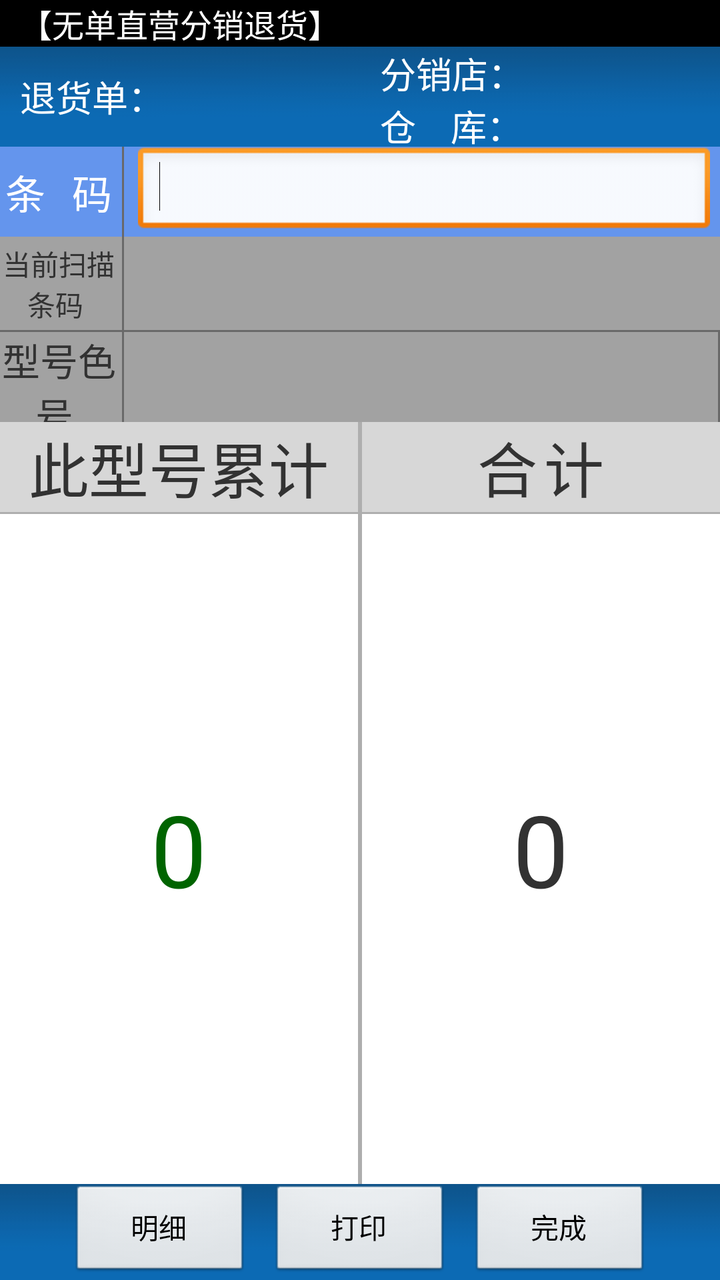
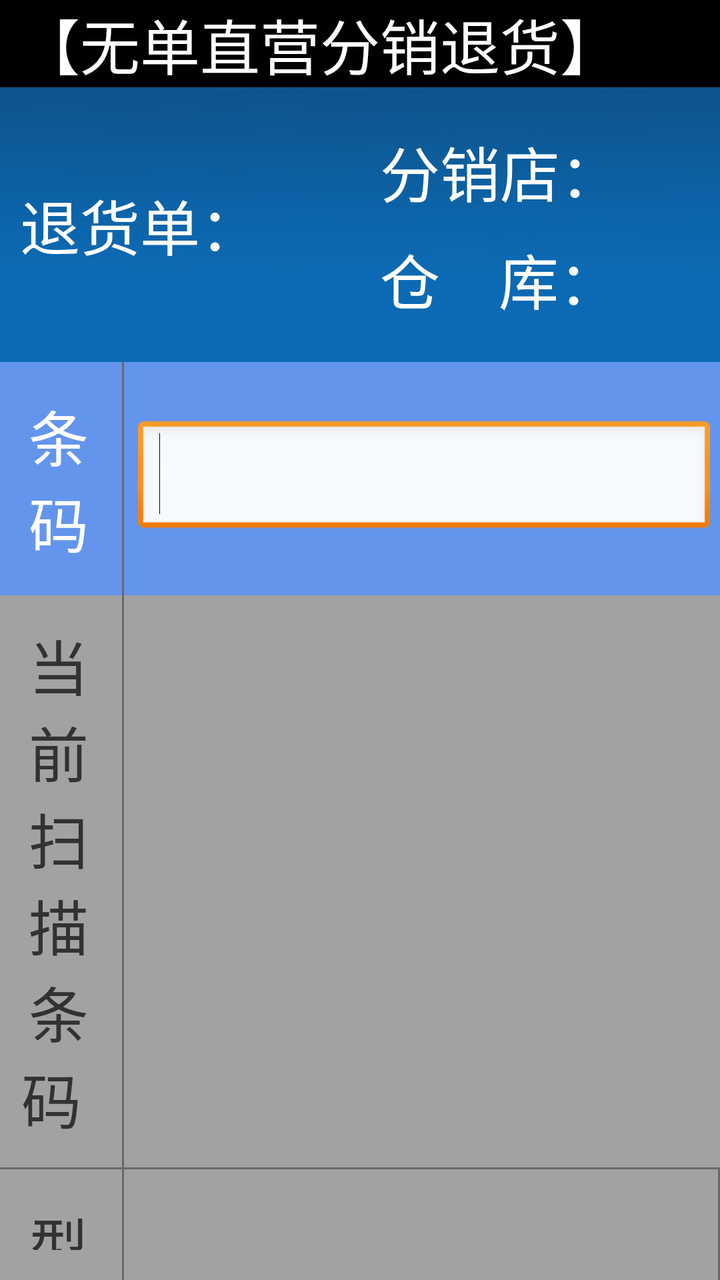

Compare the two renders of this Android layout. The source of the first and the diff that turns it into the second are given below.
<!-- AndroidManifest.xml: application theme android:Theme.Light.NoTitleBar -->
<!-- res/layout/activity_p_dv_returnedpurchase_z_s_nobill.xml -->
<?xml version="1.0" encoding="utf-8"?>
<LinearLayout xmlns:android="http://schemas.android.com/apk/res/android"
    android:layout_width="match_parent"
    android:layout_height="match_parent"
    android:orientation="vertical" >

    <TextView
        android:id="@+id/tv_title"
        android:layout_width="match_parent"
        android:layout_height="wrap_content"
        android:background="@color/black"
        android:gravity="left"
        android:paddingLeft="10dp"
        android:text="【无单直营分销退货】"
        android:textColor="@color/white"
        android:textSize="16dp" />

    <LinearLayout
        android:layout_width="match_parent"
        android:layout_height="50dp"
        android:background="@drawable/titlebar_back"
        android:gravity="center_vertical"
        android:orientation="horizontal" >

        <RelativeLayout
            android:id="@+id/relayout_left"
            android:layout_width="0dp"
            android:layout_height="fill_parent"
            android:layout_weight="1"
            android:gravity="center_vertical" >

            <RelativeLayout
                android:id="@+id/relayout_source_billno"
                android:layout_width="match_parent"
                android:layout_height="wrap_content"
                android:visibility="gone" >

                <TextView
                    android:id="@+id/tv_source_billno_str"
                    android:layout_width="wrap_content"
                    android:layout_height="wrap_content"
                    android:layout_centerVertical="true"
                    android:layout_marginLeft="10dp"
                    android:text="验收单："
                    android:textColor="@color/white"
                    android:textSize="18dp" />

                <TextView
                    android:id="@+id/tv_source_billno"
                    android:layout_width="wrap_content"
                    android:layout_height="wrap_content"
                    android:layout_centerVertical="true"
                    android:layout_toRightOf="@id/tv_source_billno_str"
                    android:text=""
                    android:textColor="@color/white"
                    android:textSize="18dp" />
            </RelativeLayout>

            <RelativeLayout
                android:id="@+id/relayout_billno"
                android:layout_width="match_parent"
                android:layout_height="wrap_content"
                android:layout_below="@id/relayout_source_billno" >

                <TextView
                    android:id="@+id/tv_billno_str"
                    android:layout_width="wrap_content"
                    android:layout_height="wrap_content"
                    android:layout_centerVertical="true"
                    android:layout_marginLeft="10dp"
                    android:text="退货单："
                    android:textColor="@color/white"
                    android:textSize="18dp" />

                <TextView
                    android:id="@+id/tv_billno"
                    android:layout_width="wrap_content"
                    android:layout_height="wrap_content"
                    android:layout_centerVertical="true"
                    android:layout_toRightOf="@id/tv_billno_str"
                    android:text=""
                    android:textColor="@color/white"
                    android:textSize="18dp" />
            </RelativeLayout>
        </RelativeLayout>

        <RelativeLayout
            android:id="@+id/relayout_right"
            android:layout_width="0dp"
            android:layout_height="fill_parent"
            android:layout_weight="1"
            android:gravity="center_vertical" >

            <RelativeLayout
                android:id="@+id/relayout_company"
                android:layout_width="match_parent"
                android:layout_height="wrap_content"
                android:visibility="visible" >

                <TextView
                    android:id="@+id/tv_company_str"
                    android:layout_width="wrap_content"
                    android:layout_height="wrap_content"
                    android:layout_centerVertical="true"
                    android:layout_marginLeft="10dp"
                    android:text="分销店："
                    android:textColor="@color/white"
                    android:textSize="18dp" />

                <TextView
                    android:id="@+id/tv_company_name"
                    android:layout_width="wrap_content"
                    android:layout_height="wrap_content"
                    android:layout_centerVertical="true"
                    android:layout_toRightOf="@id/tv_company_str"
                    android:text=""
                    android:textColor="@color/white"
                    android:textSize="18dp" />
            </RelativeLayout>

            <RelativeLayout
                android:id="@+id/relayout_stock"
                android:layout_width="match_parent"
                android:layout_height="wrap_content"
                android:layout_below="@id/relayout_company" >

                <TextView
                    android:id="@+id/tv_stock_str"
                    android:layout_width="wrap_content"
                    android:layout_height="wrap_content"
                    android:layout_centerVertical="true"
                    android:layout_marginLeft="10dp"
                    android:text="仓    库："
                    android:textColor="@color/white"
                    android:textSize="18dp" />

                <TextView
                    android:id="@+id/tv_stock_name"
                    android:layout_width="wrap_content"
                    android:layout_height="wrap_content"
                    android:layout_centerVertical="true"
                    android:layout_toRightOf="@id/tv_stock_str"
                    android:text=""
                    android:textColor="@color/white"
                    android:textSize="18dp" />
            </RelativeLayout>
        </RelativeLayout>
    </LinearLayout>

    <LinearLayout
        android:layout_width="match_parent"
        android:layout_height="wrap_content"
        android:background="@color/cornflowerblue"
        android:orientation="horizontal" >

        <TextView
            android:layout_width="0dp"
            android:layout_height="45dp"
            android:layout_weight="0.5"
            android:gravity="center"
            android:text="条\t\t码"
            android:textColor="@color/white"
            android:textSize="20dp" />

        <View
            android:layout_width="1dp"
            android:layout_height="fill_parent"
            android:layout_marginLeft="2dp"
            android:layout_marginRight="2dp"
            android:background="#696969" />

     <LinearLayout
            android:layout_width="0dp"
            android:layout_height="45dp"
            android:layout_weight="2.5"
            android:orientation="horizontal" >

            <EditText
                android:id="@+id/et_barcode"
                android:layout_width="0dp"
                android:layout_height="wrap_content"
                android:layout_marginLeft="5dp"
                android:layout_marginRight="5dp"
                android:ems="18"
                android:focusable="true"
                android:focusableInTouchMode="true"
                android:gravity="center_vertical"
                android:inputType="text"
                android:layout_weight="1.5"
                android:textSize="18dp" >
                <requestFocus />
            </EditText>

            <Spinner
                android:id="@+id/spinner_type"
                android:layout_width="140dp"
                android:layout_height="50dp"
                android:gravity="center"
                android:spinnerMode="dialog"
                android:visibility="gone" />

            <Button
                android:id="@+id/btn_p_dv_returnedpurchase_z_s_nobill_revoke"
                android:layout_width="0dp"
                android:layout_height="wrap_content"
                android:layout_marginRight="10dp"
                android:layout_marginLeft="10dp"
                android:layout_weight="0.5"
               android:visibility="gone"
                android:text="撤销" />
        </LinearLayout>
    </LinearLayout>

        <LinearLayout
        android:layout_width="match_parent"
        android:layout_height="wrap_content"
        android:background="#A2A2A2"
        android:orientation="horizontal" >

        <LinearLayout
            android:layout_width="0dp"
            android:layout_height="wrap_content"
            android:layout_marginBottom="3dp"
            android:layout_marginTop="3dp"
            android:layout_weight="0.5"
            android:orientation="vertical" >

            <TextView
                android:layout_width="match_parent"
                android:layout_height="wrap_content"
                android:gravity="center"
                android:text="当前扫描条码 "
                android:textSize="14dp" />
        </LinearLayout>

        <View
            android:layout_width="1dp"
            android:layout_height="match_parent"
            android:layout_marginLeft="2dp"
            android:layout_marginRight="2dp"
            android:background="#696969" />

        <LinearLayout
            android:layout_width="0dp"
            android:layout_height="wrap_content"
            android:layout_gravity="center_vertical"
            android:layout_weight="2.5"
            android:orientation="vertical" >

            <TextView
                android:id="@+id/tv_show_code"
                android:layout_width="match_parent"
                android:layout_height="wrap_content"
                android:paddingLeft="5dp"
                android:text=""
                android:textSize="16dp" />
        </LinearLayout>
    </LinearLayout>

    <View
        android:layout_width="match_parent"
        android:layout_height="1dp"
        android:background="#696969" />
    
    <LinearLayout
        android:layout_width="fill_parent"
        android:layout_height="45dp"
        android:background="#A2A2A2"
        android:gravity="center_vertical"
        android:orientation="horizontal" >

        <LinearLayout
            android:layout_width="0dp"
            android:layout_height="wrap_content"
            android:layout_weight="0.5"
            android:orientation="vertical" >

            <TextView
                android:id="@+id/TextView06"
                android:layout_width="match_parent"
                android:layout_height="wrap_content"
                android:gravity="center"
                android:text="型号色号 "
                android:textSize="19dp" />

            <TextView
                android:layout_width="match_parent"
                android:layout_height="wrap_content"
                android:gravity="center"
                android:text="(产品ID) "
                android:textSize="12dp" />
        </LinearLayout>

        <View
            android:layout_width="1dp"
            android:layout_height="match_parent"
            android:layout_marginLeft="2dp"
            android:layout_marginRight="2dp"
            android:background="#696969" />

        <LinearLayout
            android:layout_width="0dp"
            android:layout_height="wrap_content"
            android:layout_weight="2.5"
            android:orientation="vertical" >

            <TextView
                android:id="@+id/tv_model_colors"
                android:layout_width="match_parent"
                android:layout_height="wrap_content"
                android:paddingLeft="5dp"
                android:text=""
                android:textSize="18dp" />

            <TextView
                android:id="@+id/tv_goodsid"
                android:layout_width="match_parent"
                android:layout_height="wrap_content"
                android:paddingLeft="5dp"
                android:text=""
                android:textSize="12dp" />
        </LinearLayout>

        <View
            android:layout_width="1dp"
            android:layout_height="match_parent"
            android:background="#696969" />

        <LinearLayout
            android:layout_width="0dp"
            android:layout_height="wrap_content"
            android:layout_weight="0.6"
            android:gravity="center"
            android:orientation="horizontal"
            android:visibility="gone" >

            <Button
                android:id="@+id/btn_select_goodsid"
                android:layout_width="fill_parent"
                android:layout_height="wrap_content"
                android:layout_marginRight="20dp"
                android:text="选\t择 " />
        </LinearLayout>
    </LinearLayout>

    <LinearLayout
        android:layout_width="match_parent"
        android:layout_height="wrap_content"
        android:layout_weight="2.88"
        android:orientation="vertical" >

        <LinearLayout
            android:layout_width="match_parent"
            android:layout_height="45dp"
            android:gravity="center_vertical"
            android:orientation="horizontal" >

            <TextView
                android:id="@+id/TextView07"
                android:layout_width="0dp"
                android:layout_height="fill_parent"
                android:layout_weight="1"
                android:background="#D7D7D7"
                android:gravity="center"
                android:text="此型号累计"
                android:textSize="30dp" />

            <View
                android:layout_width="2dp"
                android:layout_height="fill_parent"
                android:background="#AEAEAE" />

            <TextView
                android:id="@+id/TextView09"
                android:layout_width="0dp"
                android:layout_height="fill_parent"
                android:layout_weight="1"
                android:background="#D7D7D7"
                android:gravity="center"
                android:text="合\t计"
                android:textSize="30dp" />
        </LinearLayout>

        <View
            android:layout_width="match_parent"
            android:layout_height="1dp"
            android:background="#AEAEAE" />

        <LinearLayout
            android:layout_width="match_parent"
            android:layout_height="fill_parent"
            android:gravity="center_vertical"
            android:orientation="horizontal" >

            <TextView
                android:id="@+id/tv_curqty"
                android:layout_width="0dp"
                android:layout_height="fill_parent"
                android:layout_weight="1"
                android:gravity="center"
                android:text="0"
                android:textColor="@color/darkgreen"
                android:textSize="50dp" />

            <View
                android:layout_width="2dp"
                android:layout_height="fill_parent"
                android:background="#AEAEAE" />

            <TextView
                android:id="@+id/tv_totalqty"
                android:layout_width="0dp"
                android:layout_height="fill_parent"
                android:layout_weight="1"
                android:gravity="center"
                android:text="0"
                android:textSize="50dp" />
        </LinearLayout>
    </LinearLayout>

    <LinearLayout
        android:id="@+id/LinearLayout01"
        android:layout_width="match_parent"
        android:layout_height="wrap_content"
        android:background="@drawable/titlebar_back"
        android:gravity="center"
        android:orientation="horizontal" >

        <Button
            android:id="@+id/btn_list"
            android:layout_width="90dp"
            android:layout_height="wrap_content"
            android:text="明细" />

        <Button
            android:id="@+id/btn_print"
            android:layout_width="90dp"
            android:layout_height="wrap_content"
            android:layout_marginLeft="10dp"
            android:text="打印" />

        <Button
            android:id="@+id/btn_exit"
            android:layout_width="90dp"
            android:layout_height="wrap_content"
            android:layout_marginLeft="10dp"
            android:text="完成" />
    </LinearLayout>

</LinearLayout>
<!-- resources referenced by this layout -->
<resources>
  <color name="black">#000000</color>
  <color name="cornflowerblue">#6495ED</color>
  <color name="darkgreen">#006400</color>
  <color name="white">#FFFFFF</color>
  <!-- drawable titlebar_back: png bitmap (drawable-hdpi, 3336 bytes) -->
</resources>

<!-- the commit's change to res/layout/activity_p_dv_returnedpurchase_z_s_nobill.xml (unified diff, before → after) -->
@@ -13,11 +13,11 @@
         android:paddingLeft="10dp"
         android:text="【无单直营分销退货】"
         android:textColor="@color/white"
-        android:textSize="16dp" />
-
-    <LinearLayout
-        android:layout_width="match_parent"
-        android:layout_height="50dp"
+        android:textSize="30dp" />
+
+    <LinearLayout
+        android:layout_width="match_parent"
+        android:layout_height="wrap_content"
         android:background="@drawable/titlebar_back"
         android:gravity="center_vertical"
         android:orientation="horizontal" >
@@ -27,7 +27,9 @@
             android:layout_width="0dp"
             android:layout_height="fill_parent"
             android:layout_weight="1"
-            android:gravity="center_vertical" >
+            android:gravity="center_vertical"
+            android:paddingBottom="20dp"
+            android:paddingTop="20dp" >
 
             <RelativeLayout
                 android:id="@+id/relayout_source_billno"
@@ -43,7 +45,7 @@
                     android:layout_marginLeft="10dp"
                     android:text="验收单："
                     android:textColor="@color/white"
-                    android:textSize="18dp" />
+                    android:textSize="30dp" />
 
                 <TextView
                     android:id="@+id/tv_source_billno"
@@ -53,14 +55,14 @@
                     android:layout_toRightOf="@id/tv_source_billno_str"
                     android:text=""
                     android:textColor="@color/white"
-                    android:textSize="18dp" />
+                    android:textSize="30dp" />
             </RelativeLayout>
 
             <RelativeLayout
                 android:id="@+id/relayout_billno"
                 android:layout_width="match_parent"
                 android:layout_height="wrap_content"
-                android:layout_below="@id/relayout_source_billno" >
+                android:layout_below="@id/relayout_source_billno">
 
                 <TextView
                     android:id="@+id/tv_billno_str"
@@ -70,7 +72,7 @@
                     android:layout_marginLeft="10dp"
                     android:text="退货单："
                     android:textColor="@color/white"
-                    android:textSize="18dp" />
+                    android:textSize="30dp" />
 
                 <TextView
                     android:id="@+id/tv_billno"
@@ -80,7 +82,7 @@
                     android:layout_toRightOf="@id/tv_billno_str"
                     android:text=""
                     android:textColor="@color/white"
-                    android:textSize="18dp" />
+                    android:textSize="30dp" />
             </RelativeLayout>
         </RelativeLayout>
 
@@ -89,7 +91,9 @@
             android:layout_width="0dp"
             android:layout_height="fill_parent"
             android:layout_weight="1"
-            android:gravity="center_vertical" >
+            android:gravity="center_vertical"
+            android:paddingBottom="20dp"
+            android:paddingTop="20dp"  >
 
             <RelativeLayout
                 android:id="@+id/relayout_company"
@@ -105,7 +109,7 @@
                     android:layout_marginLeft="10dp"
                     android:text="分销店："
                     android:textColor="@color/white"
-                    android:textSize="18dp" />
+                    android:textSize="30dp" />
 
                 <TextView
                     android:id="@+id/tv_company_name"
@@ -115,13 +119,14 @@
                     android:layout_toRightOf="@id/tv_company_str"
                     android:text=""
                     android:textColor="@color/white"
-                    android:textSize="18dp" />
+                    android:textSize="30dp" />
             </RelativeLayout>
 
             <RelativeLayout
                 android:id="@+id/relayout_stock"
                 android:layout_width="match_parent"
                 android:layout_height="wrap_content"
+                android:layout_marginTop="10dp"
                 android:layout_below="@id/relayout_company" >
 
                 <TextView
@@ -132,7 +137,7 @@
                     android:layout_marginLeft="10dp"
                     android:text="仓    库："
                     android:textColor="@color/white"
-                    android:textSize="18dp" />
+                    android:textSize="30dp" />
 
                 <TextView
                     android:id="@+id/tv_stock_name"
@@ -142,7 +147,7 @@
                     android:layout_toRightOf="@id/tv_stock_str"
                     android:text=""
                     android:textColor="@color/white"
-                    android:textSize="18dp" />
+                    android:textSize="30dp" />
             </RelativeLayout>
         </RelativeLayout>
     </LinearLayout>
@@ -155,12 +160,14 @@
 
         <TextView
             android:layout_width="0dp"
-            android:layout_height="45dp"
+            android:layout_height="wrap_content"
             android:layout_weight="0.5"
             android:gravity="center"
             android:text="条\t\t码"
+            android:paddingBottom="15dp"
+            android:paddingTop="15dp"
             android:textColor="@color/white"
-            android:textSize="20dp" />
+            android:textSize="30dp" />
 
         <View
             android:layout_width="1dp"
@@ -169,10 +176,11 @@
             android:layout_marginRight="2dp"
             android:background="#696969" />
 
-     <LinearLayout
-            android:layout_width="0dp"
-            android:layout_height="45dp"
+        <LinearLayout
+            android:layout_width="0dp"
+            android:layout_height="wrap_content"
             android:layout_weight="2.5"
+            android:layout_gravity="center_vertical"
             android:orientation="horizontal" >
 
             <EditText
@@ -187,7 +195,7 @@
                 android:gravity="center_vertical"
                 android:inputType="text"
                 android:layout_weight="1.5"
-                android:textSize="18dp" >
+                android:textSize="30dp" >
                 <requestFocus />
             </EditText>
 
@@ -206,12 +214,12 @@
                 android:layout_marginRight="10dp"
                 android:layout_marginLeft="10dp"
                 android:layout_weight="0.5"
-               android:visibility="gone"
+                android:visibility="gone"
                 android:text="撤销" />
         </LinearLayout>
     </LinearLayout>
 
-        <LinearLayout
+    <LinearLayout
         android:layout_width="match_parent"
         android:layout_height="wrap_content"
         android:background="#A2A2A2"
@@ -229,8 +237,10 @@
                 android:layout_width="match_parent"
                 android:layout_height="wrap_content"
                 android:gravity="center"
+                android:paddingBottom="10dp"
+                android:paddingTop="10dp"
                 android:text="当前扫描条码 "
-                android:textSize="14dp" />
+                android:textSize="30dp" />
         </LinearLayout>
 
         <View
@@ -253,7 +263,7 @@
                 android:layout_height="wrap_content"
                 android:paddingLeft="5dp"
                 android:text=""
-                android:textSize="16dp" />
+                android:textSize="30dp" />
         </LinearLayout>
     </LinearLayout>
 
@@ -261,10 +271,10 @@
         android:layout_width="match_parent"
         android:layout_height="1dp"
         android:background="#696969" />
-    
+
     <LinearLayout
         android:layout_width="fill_parent"
-        android:layout_height="45dp"
+        android:layout_height="wrap_content"
         android:background="#A2A2A2"
         android:gravity="center_vertical"
         android:orientation="horizontal" >
@@ -273,6 +283,8 @@
             android:layout_width="0dp"
             android:layout_height="wrap_content"
             android:layout_weight="0.5"
+            android:paddingBottom="15dp"
+            android:paddingTop="15dp"
             android:orientation="vertical" >
 
             <TextView
@@ -281,14 +293,38 @@
                 android:layout_height="wrap_content"
                 android:gravity="center"
                 android:text="型号色号 "
-                android:textSize="19dp" />
-
-            <TextView
-                android:layout_width="match_parent"
-                android:layout_height="wrap_content"
-                android:gravity="center"
-                android:text="(产品ID) "
-                android:textSize="12dp" />
+                android:textSize="30dp" />
+
+            
+            
+            
+            
+            
+            
+
+
+            <LinearLayout
+                android:layout_width="wrap_content"
+                android:layout_height="wrap_content"
+                android:orientation="horizontal"
+                android:gravity="center"
+                android:layout_gravity="center">
+                <TextView
+                    android:layout_width="match_parent"
+                    android:layout_height="wrap_content"
+                    android:gravity="center"
+                    android:text="(产品ID)"
+                    android:textSize="28dp" />
+                <TextView
+                    android:id="@+id/tv_instock_batch"
+                    android:layout_width="wrap_content"
+                    android:layout_height="wrap_content"
+                    android:text="批号"
+                    android:textSize="26dp"
+                    android:visibility="gone"
+                    android:layout_marginLeft="10dp"></TextView>
+            </LinearLayout>
+
         </LinearLayout>
 
         <View
@@ -310,7 +346,7 @@
                 android:layout_height="wrap_content"
                 android:paddingLeft="5dp"
                 android:text=""
-                android:textSize="18dp" />
+                android:textSize="30dp" />
 
             <TextView
                 android:id="@+id/tv_goodsid"
@@ -318,7 +354,7 @@
                 android:layout_height="wrap_content"
                 android:paddingLeft="5dp"
                 android:text=""
-                android:textSize="12dp" />
+                android:textSize="28dp" />
         </LinearLayout>
 
         <View
@@ -351,7 +387,7 @@
 
         <LinearLayout
             android:layout_width="match_parent"
-            android:layout_height="45dp"
+            android:layout_height="80dp"
             android:gravity="center_vertical"
             android:orientation="horizontal" >
 
@@ -388,7 +424,7 @@
 
         <LinearLayout
             android:layout_width="match_parent"
-            android:layout_height="fill_parent"
+            android:layout_height="match_parent"
             android:gravity="center_vertical"
             android:orientation="horizontal" >
 
@@ -400,7 +436,7 @@
                 android:gravity="center"
                 android:text="0"
                 android:textColor="@color/darkgreen"
-                android:textSize="50dp" />
+                android:textSize="60dp" />
 
             <View
                 android:layout_width="2dp"
@@ -414,7 +450,7 @@
                 android:layout_weight="1"
                 android:gravity="center"
                 android:text="0"
-                android:textSize="50dp" />
+                android:textSize="60dp" />
         </LinearLayout>
     </LinearLayout>
 
@@ -424,25 +460,30 @@
         android:layout_height="wrap_content"
         android:background="@drawable/titlebar_back"
         android:gravity="center"
+        android:paddingBottom="10dp"
+        android:paddingTop="10dp"
         android:orientation="horizontal" >
 
         <Button
             android:id="@+id/btn_list"
-            android:layout_width="90dp"
-            android:layout_height="wrap_content"
+            android:layout_width="250dp"
+            android:layout_height="80dp"
+            android:textSize="@dimen/show_title_size"
             android:text="明细" />
 
         <Button
             android:id="@+id/btn_print"
-            android:layout_width="90dp"
-            android:layout_height="wrap_content"
+            android:layout_width="250dp"
+            android:layout_height="80dp"
+            android:textSize="@dimen/show_title_size"
             android:layout_marginLeft="10dp"
             android:text="打印" />
 
         <Button
             android:id="@+id/btn_exit"
-            android:layout_width="90dp"
-            android:layout_height="wrap_content"
+            android:layout_width="250dp"
+            android:layout_height="80dp"
+            android:textSize="@dimen/show_title_size"
             android:layout_marginLeft="10dp"
             android:text="完成" />
     </LinearLayout>
<!-- resource entries referenced after the edit -->
@@ -4,6 +4,7 @@
   <color name="cornflowerblue">#6495ED</color>
   <color name="darkgreen">#006400</color>
   <color name="white">#FFFFFF</color>
+  <dimen name="show_title_size">30dp</dimen>
   <!-- drawable titlebar_back: png bitmap (drawable-hdpi, 3336 bytes) -->
 </resources>
 
